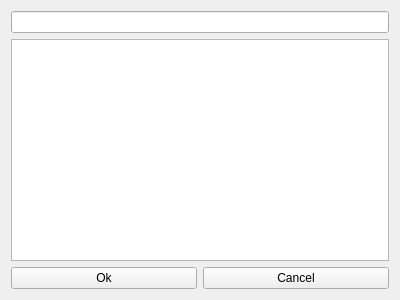
First picture: the form in windows/pages/comp_page/popup_editor/popup_editor.ui, repository PippoGot/PRJ_MANAGER_2021, before the edit.
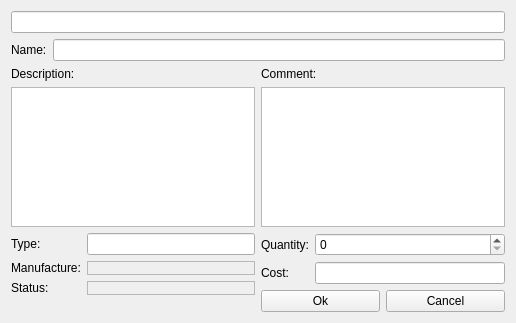
Second picture: the form after the edit.

Commit message:
Implemented subtypes of components, tag anddynamic popup editor
created:
- type, status and manufacture enums
- info containers class, with subclasses purchasable component info and general component info
- base component and sub components classes
- tag class
- switchable combobox widget
- component factory

implemented:
- dynamic popup editor
- data actions

removed:
- CompModel.get_components_list
- Component.get_subtree_components

What changed in the file:
```diff
--- a/windows/pages/comp_page/popup_editor/popup_editor.ui
+++ b/windows/pages/comp_page/popup_editor/popup_editor.ui
@@ -6,35 +6,194 @@
    <rect>
     <x>0</x>
     <y>0</y>
-    <width>400</width>
-    <height>300</height>
+    <width>516</width>
+    <height>323</height>
    </rect>
   </property>
   <property name="windowTitle">
    <string>Form</string>
   </property>
-  <layout class="QVBoxLayout" name="verticalLayout">
+  <layout class="QVBoxLayout" name="verticalLayout_4">
    <item>
-    <widget class="QLineEdit" name="uiLEName"/>
+    <widget class="QLineEdit" name="uiTagDisplay">
+     <property name="readOnly">
+      <bool>true</bool>
+     </property>
+    </widget>
    </item>
    <item>
-    <widget class="QTextEdit" name="uiTEDesc"/>
-   </item>
-   <item>
-    <layout class="QHBoxLayout" name="horizontalLayout">
-     <item>
-      <widget class="QPushButton" name="uiBtnOk">
+    <layout class="QFormLayout" name="formLayout_3">
+     <item row="0" column="0">
+      <widget class="QLabel" name="label_3">
        <property name="text">
-        <string>Ok</string>
+        <string>Name:</string>
        </property>
       </widget>
      </item>
+     <item row="0" column="1">
+      <widget class="QLineEdit" name="uiNameEdit"/>
+     </item>
+    </layout>
+   </item>
+   <item>
+    <layout class="QHBoxLayout" name="horizontalLayout_2">
      <item>
-      <widget class="QPushButton" name="uiBtnCancel">
-       <property name="text">
-        <string>Cancel</string>
-       </property>
-      </widget>
+      <layout class="QVBoxLayout" name="verticalLayout">
+       <item>
+        <widget class="QLabel" name="label">
+         <property name="text">
+          <string>Description:</string>
+         </property>
+        </widget>
+       </item>
+       <item>
+        <widget class="QTextEdit" name="uiDescEdit"/>
+       </item>
+      </layout>
+     </item>
+     <item>
+      <layout class="QVBoxLayout" name="verticalLayout_2">
+       <item>
+        <widget class="QLabel" name="label_2">
+         <property name="text">
+          <string>Comment:</string>
+         </property>
+        </widget>
+       </item>
+       <item>
+        <widget class="QPlainTextEdit" name="uiCommentEdit"/>
+       </item>
+      </layout>
+     </item>
+    </layout>
+   </item>
+   <item>
+    <layout class="QHBoxLayout" name="horizontalLayout_3">
+     <item>
+      <layout class="QFormLayout" name="formLayout_2">
+       <item row="0" column="0">
+        <widget class="QLabel" name="label_4">
+         <property name="text">
+          <string>Type:</string>
+         </property>
+        </widget>
+       </item>
+       <item row="0" column="1">
+        <widget class="QLineEdit" name="uiTypeDisplay">
+         <property name="readOnly">
+          <bool>true</bool>
+         </property>
+        </widget>
+       </item>
+       <item row="1" column="0">
+        <widget class="QLabel" name="label_5">
+         <property name="text">
+          <string>Manufacture:</string>
+         </property>
+        </widget>
+       </item>
+       <item row="2" column="0">
+        <widget class="QLabel" name="label_6">
+         <property name="text">
+          <string>Status:</string>
+         </property>
+        </widget>
+       </item>
+       <item row="1" column="1">
+        <widget class="QFrame" name="uiManufactureFrame">
+         <property name="frameShape">
+          <enum>QFrame::StyledPanel</enum>
+         </property>
+         <property name="frameShadow">
+          <enum>QFrame::Raised</enum>
+         </property>
+         <layout class="QVBoxLayout" name="verticalLayout_5">
+          <property name="leftMargin">
+           <number>0</number>
+          </property>
+          <property name="topMargin">
+           <number>0</number>
+          </property>
+          <property name="rightMargin">
+           <number>0</number>
+          </property>
+          <property name="bottomMargin">
+           <number>0</number>
+          </property>
+         </layout>
+        </widget>
+       </item>
+       <item row="2" column="1">
+        <widget class="QFrame" name="uiStatusFrame">
+         <property name="frameShape">
+          <enum>QFrame::StyledPanel</enum>
+         </property>
+         <property name="frameShadow">
+          <enum>QFrame::Raised</enum>
+         </property>
+         <layout class="QVBoxLayout" name="verticalLayout_6">
+          <property name="leftMargin">
+           <number>0</number>
+          </property>
+          <property name="topMargin">
+           <number>0</number>
+          </property>
+          <property name="rightMargin">
+           <number>0</number>
+          </property>
+          <property name="bottomMargin">
+           <number>0</number>
+          </property>
+         </layout>
+        </widget>
+       </item>
+      </layout>
+     </item>
+     <item>
+      <layout class="QVBoxLayout" name="verticalLayout_3">
+       <item>
+        <layout class="QFormLayout" name="formLayout">
+         <item row="0" column="0">
+          <widget class="QLabel" name="label_7">
+           <property name="text">
+            <string>Quantity:</string>
+           </property>
+          </widget>
+         </item>
+         <item row="0" column="1">
+          <widget class="QSpinBox" name="uiQtyEdit"/>
+         </item>
+         <item row="1" column="0">
+          <widget class="QLabel" name="label_8">
+           <property name="text">
+            <string>Cost:</string>
+           </property>
+          </widget>
+         </item>
+         <item row="1" column="1">
+          <widget class="QLineEdit" name="uiCostEdit"/>
+         </item>
+        </layout>
+       </item>
+       <item>
+        <layout class="QHBoxLayout" name="horizontalLayout">
+         <item>
+          <widget class="QPushButton" name="uiBtnOk">
+           <property name="text">
+            <string>Ok</string>
+           </property>
+          </widget>
+         </item>
+         <item>
+          <widget class="QPushButton" name="uiBtnCancel">
+           <property name="text">
+            <string>Cancel</string>
+           </property>
+          </widget>
+         </item>
+        </layout>
+       </item>
+      </layout>
      </item>
     </layout>
    </item>
```
Left out of the diff: 2 changed lines with no effect on the pictures. The commit also changes 20 other files.
